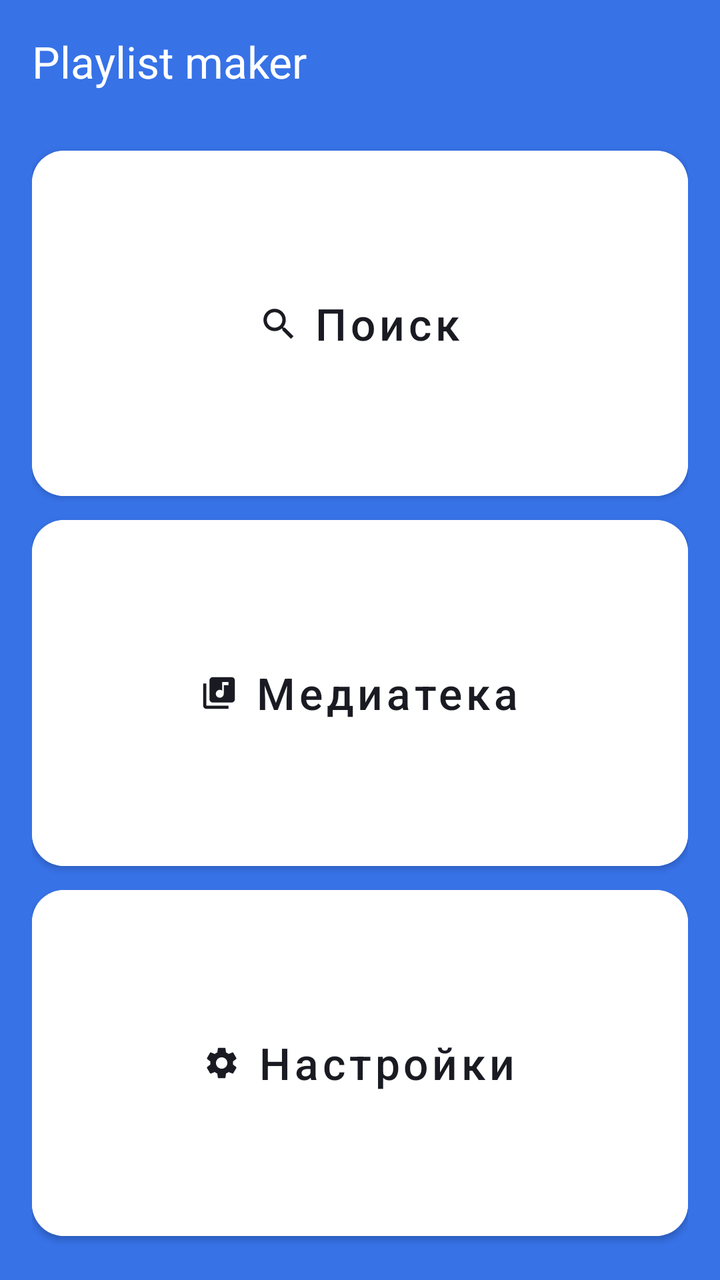
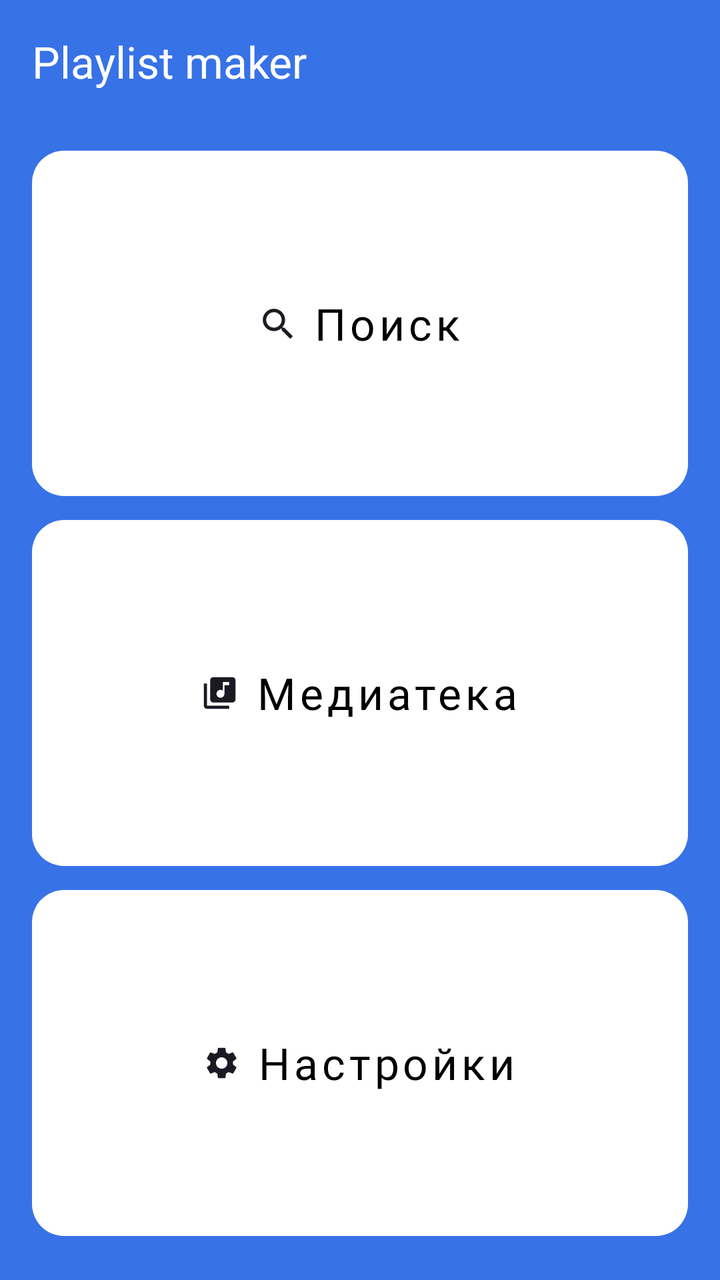

Two renders of the same Android screen: before a commit and after it. Below are the layout's source before the change and the commit's diff.
<!-- AndroidManifest.xml: application theme Theme.MaterialComponents.DayNight.NoActionBar -->
<!-- res/layout/activity_main.xml -->
<?xml version="1.0" encoding="utf-8"?>
<LinearLayout xmlns:android="http://schemas.android.com/apk/res/android"
    xmlns:app="http://schemas.android.com/apk/res-auto"
    android:layout_width="match_parent"
    android:layout_height="match_parent"
    android:orientation="vertical"
    android:background="@color/blue"
    android:padding="@dimen/normal_size">

    <TextView
        android:layout_width="match_parent"
        android:layout_height="wrap_content"
        android:text="@string/app_name"
        android:textColor="@color/white"
        android:textSize="@dimen/normal_text"/>

    <LinearLayout
        android:layout_width="match_parent"
        android:layout_height="match_parent"
        android:layout_marginTop="@dimen/large_size"
        android:orientation="vertical">

        <Button
            android:id="@+id/search"
            android:foreground="?attr/selectableItemBackground"
            android:layout_width="match_parent"
            android:layout_height="@dimen/no_size"
            android:layout_weight="1"
            android:text="@string/search"
            android:textSize="@dimen/normal_text"
            android:textColor="@color/black"
            android:backgroundTint="@color/white"
            app:cornerRadius="@dimen/normal_size"
            app:icon="@drawable/ic_search"
            app:iconGravity="textStart"
            app:iconPadding="@dimen/small_size"
            app:iconTint="@color/black"
            android:textAllCaps="false" />

        <Button
            android:id="@+id/library"
            android:foreground="?attr/selectableItemBackground"
            android:layout_width="match_parent"
            android:layout_height="@dimen/no_size"
            android:layout_weight="1"
            android:text="@string/media_library"
            android:textSize="@dimen/normal_text"
            android:textColor="@color/black"
            android:backgroundTint="@color/white"
            app:cornerRadius="@dimen/normal_size"
            app:icon="@drawable/ic_library"
            app:iconGravity="textStart"
            app:iconPadding="@dimen/small_size"
            app:iconTint="@color/black"
            android:textAllCaps="false"/>

        <Button
            android:id="@+id/settings"
            android:foreground="?attr/selectableItemBackground"
            android:layout_width="match_parent"
            android:layout_height="@dimen/no_size"
            android:layout_weight="1"
            android:text="@string/settings"
            android:textSize="@dimen/normal_text"
            android:textColor="@color/black"
            android:backgroundTint="@color/white"
            app:cornerRadius="@dimen/normal_size"
            app:icon="@drawable/ic_settings"
            app:iconGravity="textStart"
            app:iconPadding="@dimen/small_size"
            app:iconTint="@color/black"
            android:textAllCaps="false"/>

    </LinearLayout>

</LinearLayout>
<!-- resources referenced by this layout -->
<resources>
  <color name="black">#1A1B22</color>
  <color name="blue">#3772E7</color>
  <color name="white">#FFFFFF</color>
  <dimen name="large_size">24dp</dimen>
  <dimen name="no_size">0dp</dimen>
  <dimen name="normal_size">16dp</dimen>
  <dimen name="normal_text">22sp</dimen>
  <dimen name="small_size">8dp</dimen>
  <!-- drawable ic_library (drawable) -->
  <vector xmlns:android="http://schemas.android.com/apk/res/android" android:height="19dp" android:viewportHeight="24" android:viewportWidth="24" android:width="19dp">
        
      <path android:fillColor="#1A1B22" android:pathData="M20,2H8C6.9,2 6,2.9 6,4V16C6,17.1 6.9,18 8,18H20C21.1,18 22,17.1 22,16V4C22,2.9 21.1,2 20,2ZM18,7H15V12.5C15,13.88 13.88,15 12.5,15C11.12,15 10,13.88 10,12.5C10,11.12 11.12,10 12.5,10C13.07,10 13.58,10.19 14,10.51V5H18V7ZM4,6H2V20C2,21.1 2.9,22 4,22H18V20H4V6Z"/>
      
  </vector>
  <!-- drawable ic_search (drawable) -->
  <vector xmlns:android="http://schemas.android.com/apk/res/android" android:height="19dp" android:viewportHeight="24" android:viewportWidth="24" android:width="19dp">
        
      <path android:fillColor="#1A1B22" android:pathData="M16.579,14.95H15.721L15.417,14.656C16.481,13.418 17.122,11.81 17.122,10.061C17.122,6.161 13.961,3 10.061,3C6.161,3 3,6.161 3,10.061C3,13.961 6.161,17.122 10.061,17.122C11.81,17.122 13.418,16.481 14.656,15.417L14.95,15.721V16.579L20.381,22L22,20.381L16.579,14.95ZM10.061,14.95C7.356,14.95 5.173,12.766 5.173,10.061C5.173,7.356 7.356,5.173 10.061,5.173C12.766,5.173 14.95,7.356 14.95,10.061C14.95,12.766 12.766,14.95 10.061,14.95Z"/>
      
  </vector>
  <string name="app_name">Playlist maker</string>
  <string name="media_library">Медиатека</string>
  <string name="search">Поиск</string>
  <string name="settings">Настройки</string>
  <!-- unchanged entries left out for length: 1 -->
</resources>

<!-- the commit's change to res/layout/activity_main.xml (unified diff, before → after) -->
@@ -4,8 +4,8 @@
     android:layout_width="match_parent"
     android:layout_height="match_parent"
     android:orientation="vertical"
-    android:background="@color/blue"
-    android:padding="@dimen/normal_size">
+    android:padding="@dimen/normal_size"
+    style="@style/BackgroundVariant">
 
     <TextView
         android:layout_width="match_parent"
@@ -22,54 +22,21 @@
 
         <Button
             android:id="@+id/search"
-            android:foreground="?attr/selectableItemBackground"
-            android:layout_width="match_parent"
-            android:layout_height="@dimen/no_size"
-            android:layout_weight="1"
+            app:icon="@drawable/ic_search"
             android:text="@string/search"
-            android:textSize="@dimen/normal_text"
-            android:textColor="@color/black"
-            android:backgroundTint="@color/white"
-            app:cornerRadius="@dimen/normal_size"
-            app:icon="@drawable/ic_search"
-            app:iconGravity="textStart"
-            app:iconPadding="@dimen/small_size"
-            app:iconTint="@color/black"
-            android:textAllCaps="false" />
+            style="@style/MenuButtonStyle" />
 
         <Button
             android:id="@+id/library"
-            android:foreground="?attr/selectableItemBackground"
-            android:layout_width="match_parent"
-            android:layout_height="@dimen/no_size"
-            android:layout_weight="1"
+            app:icon="@drawable/ic_library"
             android:text="@string/media_library"
-            android:textSize="@dimen/normal_text"
-            android:textColor="@color/black"
-            android:backgroundTint="@color/white"
-            app:cornerRadius="@dimen/normal_size"
-            app:icon="@drawable/ic_library"
-            app:iconGravity="textStart"
-            app:iconPadding="@dimen/small_size"
-            app:iconTint="@color/black"
-            android:textAllCaps="false"/>
+            style="@style/MenuButtonStyle" />
 
         <Button
             android:id="@+id/settings"
-            android:foreground="?attr/selectableItemBackground"
-            android:layout_width="match_parent"
-            android:layout_height="@dimen/no_size"
-            android:layout_weight="1"
+            app:icon="@drawable/ic_settings"
             android:text="@string/settings"
-            android:textSize="@dimen/normal_text"
-            android:textColor="@color/black"
-            android:backgroundTint="@color/white"
-            app:cornerRadius="@dimen/normal_size"
-            app:icon="@drawable/ic_settings"
-            app:iconGravity="textStart"
-            app:iconPadding="@dimen/small_size"
-            app:iconTint="@color/black"
-            android:textAllCaps="false"/>
+            style="@style/MenuButtonStyle"/>
 
     </LinearLayout>
 
<!-- resource entries referenced after the edit -->
@@ -5,6 +5,7 @@
   <color name="white">#FFFFFF</color>
   <dimen name="large_size">24dp</dimen>
   <dimen name="no_size">0dp</dimen>
+  <color name="blackText">#000000</color>
   <dimen name="normal_size">16dp</dimen>
   <dimen name="normal_text">22sp</dimen>
   <dimen name="small_size">8dp</dimen>
@@ -24,6 +25,25 @@
   <string name="media_library">Медиатека</string>
   <string name="search">Поиск</string>
   <string name="settings">Настройки</string>
+  <style name="BackgroundVariant">
+          <item name="android:background">@color/blue</item>
+      </style>
+  <style name="MenuButtonStyle" parent="Widget.MaterialComponents.Button.UnelevatedButton">
+          <item name="android:layout_width">match_parent</item>
+          <item name="android:layout_height">@dimen/no_size</item>
+          <item name="android:foreground">?attr/selectableItemBackground</item>
+          <item name="android:layout_weight">1</item>
+          <item name="android:textSize">@dimen/normal_text</item>
+          <item name="android:textColor">@color/blackText</item>
+          <item name="iconGravity">textStart</item>
+          <item name="iconPadding">@dimen/small_size</item>
+          <item name="cornerRadius">@dimen/normal_size</item>
+          <item name="iconTint">@color/black</item>
+          <item name="textAllCaps">false</item>
+          <item name="backgroundTint">@color/white</item>
+          <item name="android:fontFamily">@font/ys_display_medium</item>
+          <item name="android:textFontWeight">500</item>
+      </style>
   <!-- unchanged entries left out for length: 1 -->
 </resources>
 
